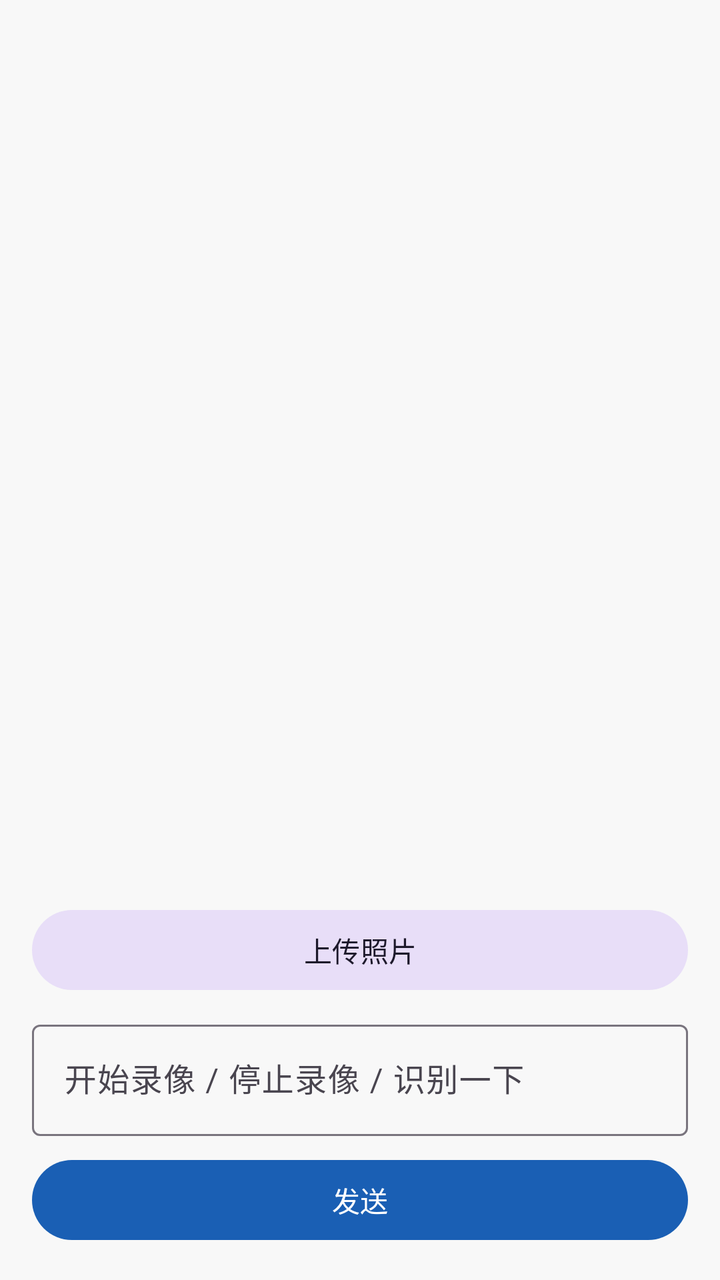
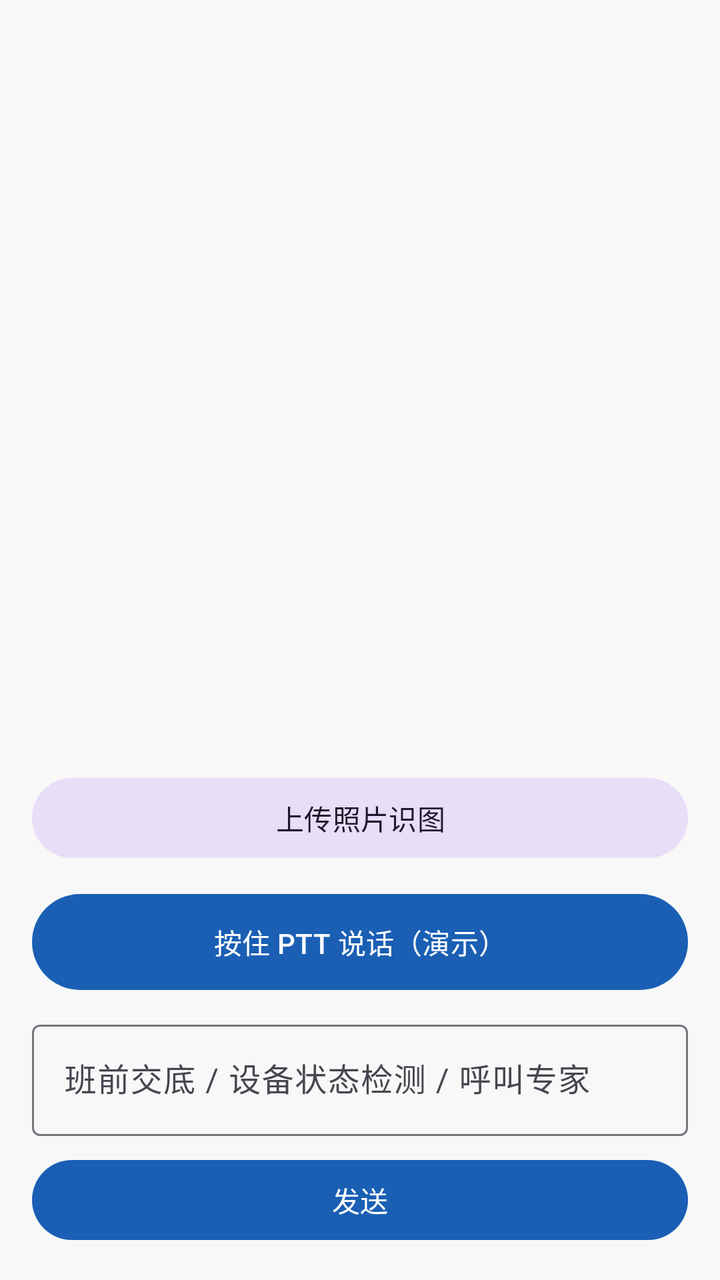

Before-and-after screenshots of an Android layout around one commit, followed by the original layout XML and the change that was made.
<!-- AndroidManifest.xml: application theme Theme.AIFieldCam -->
<!-- res/layout/fragment_chat.xml -->
<?xml version="1.0" encoding="utf-8"?>
<LinearLayout

    xmlns:android="http://schemas.android.com/apk/res/android"

    android:layout_width="match_parent"

    android:layout_height="match_parent"

    android:background="@color/background"

    android:orientation="vertical"

    android:padding="16dp">



    <TextView

        android:id="@+id/tv_status"

        android:layout_width="match_parent"

        android:layout_height="wrap_content"

        android:textColor="@color/on_surface_variant"

        android:textSize="13sp" />



    <androidx.recyclerview.widget.RecyclerView

        android:id="@+id/rv_messages"

        android:layout_width="match_parent"

        android:layout_height="0dp"

        android:layout_marginTop="12dp"

        android:layout_weight="1"

        android:clipToPadding="false"

        android:paddingBottom="8dp" />



    <com.google.android.material.button.MaterialButton

        android:id="@+id/btn_upload_photo"

        style="@style/Widget.Material3.Button.TonalButton"

        android:layout_width="match_parent"

        android:layout_height="wrap_content"

        android:layout_marginTop="12dp"

        android:text="上传照片" />



    <com.google.android.material.textfield.TextInputLayout

        android:layout_width="match_parent"

        android:layout_height="wrap_content"

        android:layout_marginTop="8dp">



        <com.google.android.material.textfield.TextInputEditText

            android:id="@+id/et_input"

            android:layout_width="match_parent"

            android:layout_height="wrap_content"

            android:hint="开始录像 / 停止录像 / 识别一下"

            android:imeOptions="actionSend"

            android:inputType="text" />



    </com.google.android.material.textfield.TextInputLayout>



    <com.google.android.material.button.MaterialButton

        android:id="@+id/btn_send"

        android:layout_width="match_parent"

        android:layout_height="wrap_content"

        android:layout_marginTop="8dp"

        android:text="发送" />



</LinearLayout>
<!-- resources referenced by this layout -->
<resources>
  <color name="background">#F8F8F8</color>
  <color name="on_surface_variant">#7A7E83</color>
  <style name="Theme.AIFieldCam" parent="Theme.Material3.Light.NoActionBar">
          <item name="colorPrimary">@color/primary</item>
          <item name="colorPrimaryDark">@color/primary_dark</item>
          <item name="android:statusBarColor">@color/surface</item>
          <item name="android:windowLightStatusBar">true</item>
          <item name="android:navigationBarColor">@color/surface</item>
      </style>
  <color name="primary">#1A5FB4</color>
  <color name="primary_dark">#0D3B7A</color>
  <color name="surface">#FFFFFF</color>
</resources>

<!-- the commit's change to res/layout/fragment_chat.xml (unified diff, before → after) -->
@@ -1,110 +1,63 @@
 <?xml version="1.0" encoding="utf-8"?>
 <LinearLayout
-
     xmlns:android="http://schemas.android.com/apk/res/android"
-
     android:layout_width="match_parent"
-
     android:layout_height="match_parent"
-
     android:background="@color/background"
-
     android:orientation="vertical"
-
     android:padding="16dp">
 
-
-
     <TextView
-
         android:id="@+id/tv_status"
-
         android:layout_width="match_parent"
-
         android:layout_height="wrap_content"
-
         android:textColor="@color/on_surface_variant"
-
         android:textSize="13sp" />
 
-
-
     <androidx.recyclerview.widget.RecyclerView
-
         android:id="@+id/rv_messages"
-
         android:layout_width="match_parent"
-
         android:layout_height="0dp"
-
         android:layout_marginTop="12dp"
-
         android:layout_weight="1"
-
         android:clipToPadding="false"
-
         android:paddingBottom="8dp" />
 
-
+    <com.google.android.material.button.MaterialButton
+        android:id="@+id/btn_upload_photo"
+        style="@style/Widget.Material3.Button.TonalButton"
+        android:layout_width="match_parent"
+        android:layout_height="wrap_content"
+        android:layout_marginTop="12dp"
+        android:text="上传照片识图" />
 
     <com.google.android.material.button.MaterialButton
-
-        android:id="@+id/btn_upload_photo"
-
-        style="@style/Widget.Material3.Button.TonalButton"
-
+        android:id="@+id/btn_ptt"
         android:layout_width="match_parent"
-
-        android:layout_height="wrap_content"
-
-        android:layout_marginTop="12dp"
-
-        android:text="上传照片" />
-
-
+        android:layout_height="56dp"
+        android:layout_marginTop="10dp"
+        android:text="@string/ptt_hold_hint" />
 
     <com.google.android.material.textfield.TextInputLayout
-
         android:layout_width="match_parent"
-
         android:layout_height="wrap_content"
-
         android:layout_marginTop="8dp">
 
-
-
         <com.google.android.material.textfield.TextInputEditText
-
             android:id="@+id/et_input"
-
             android:layout_width="match_parent"
-
             android:layout_height="wrap_content"
-
-            android:hint="开始录像 / 停止录像 / 识别一下"
-
+            android:hint="班前交底 / 设备状态检测 / 呼叫专家"
             android:imeOptions="actionSend"
-
             android:inputType="text" />
-
-
 
     </com.google.android.material.textfield.TextInputLayout>
 
-
-
     <com.google.android.material.button.MaterialButton
-
         android:id="@+id/btn_send"
-
         android:layout_width="match_parent"
-
         android:layout_height="wrap_content"
-
         android:layout_marginTop="8dp"
-
         android:text="发送" />
 
-
-
 </LinearLayout>
<!-- resource entries referenced after the edit -->
@@ -2,6 +2,7 @@
 <resources>
   <color name="background">#F8F8F8</color>
   <color name="on_surface_variant">#7A7E83</color>
+  <string name="ptt_hold_hint">按住 PTT 说话（演示）</string>
   <style name="Theme.AIFieldCam" parent="Theme.Material3.Light.NoActionBar">
           <item name="colorPrimary">@color/primary</item>
           <item name="colorPrimaryDark">@color/primary_dark</item>
